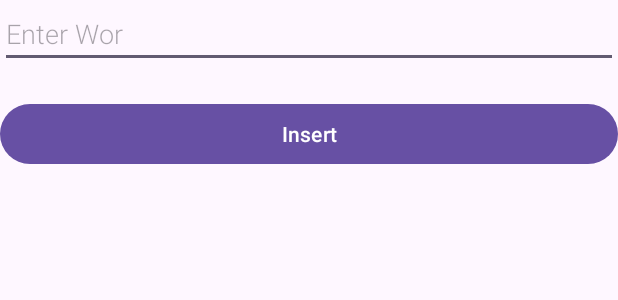
After one commit to MahmoudAbujadallah/RoomDatabaseCourse, an Android app: the layout activity_new_word.xml on its own in the app's theme, with its tools: preview values and no code run, on a phone screen of 412 x 824 dp. The commit adds this screen. Shown: the top 300 px of the screen. Run offline under Robolectric (Android 15) with nearby library versions, the phone set to English and light mode, and no system bars.

Commit message:
View Holder , New Word Activity

```diff
--- a/app/src/main/AndroidManifest.xml
+++ b/app/src/main/AndroidManifest.xml
@@ -13,6 +13,9 @@
         android:theme="@style/Theme.RoomDatabaseCourse"
         tools:targetApi="31">
         <activity
+            android:name=".NewWordActivity"
+            android:exported="false" />
+        <activity
             android:name=".MainActivity"
             android:exported="true">
             <intent-filter>
--- a/app/src/main/java/com/example/roomdatabasecourse/Word.java
+++ b/app/src/main/java/com/example/roomdatabasecourse/Word.java
@@ -13,12 +13,13 @@ class Word {
     @PrimaryKey
     @NonNull
     @ColumnInfo(name = "word")
-    private String mWord;
+    String mWord;
 
     public Word(@NonNull String word) {
         this.mWord = word;
     }
 
+    @NonNull
     public String getmWord() {
         return mWord;
     }
--- /dev/null
+++ b/app/src/main/res/layout/activity_new_word.xml
@@ -0,0 +1,23 @@
+<LinearLayout xmlns:android="http://schemas.android.com/apk/res/android"
+    android:orientation="vertical"
+    android:layout_width="match_parent"
+    android:layout_height="match_parent">
+
+    <EditText
+        android:id="@+id/edit_word"
+        android:layout_width="match_parent"
+        android:layout_height="wrap_content"
+        android:fontFamily="sans-serif-light"
+        android:hint="Enter Wor"
+        android:inputType="textAutoComplete"
+        android:textSize="18sp" />
+
+    <Button
+        android:id="@+id/button_save"
+        android:layout_width="match_parent"
+        android:text="Insert"
+        android:layout_marginTop="20dp"
+        android:layout_height="wrap_content"
+         />
+
+</LinearLayout>
```
Also changed, not shown: app/src/main/java/com/example/roomdatabasecourse/MainActivity.java (+41 -5 lines), app/src/main/java/com/example/roomdatabasecourse/NewWordActivity.java (added, +40 -0 lines), app/src/main/java/com/example/roomdatabasecourse/WordListAdapter.java (added, +38 -0 lines), app/src/main/java/com/example/roomdatabasecourse/WordRoomDatabase.java (+22 -0 lines), app/src/main/java/com/example/roomdatabasecourse/WordViewHolder.java (added, +27 -0 lines), app/src/main/res/layout/activity_main.xml (+18 -9 lines), app/src/main/res/layout/recyclerview_item.xml (added, +12 -0 lines).
